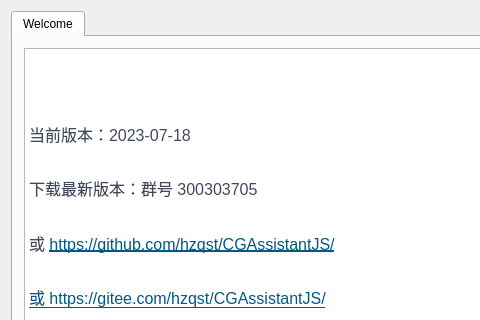
The window that CGAssistant/mainwindow.ui (hzqst/CGAssistant) describes before a commit, drawn with Qt 5; both pictures show x 0 to 480 and y 0 to 320 of the 750 by 500 pixel window.
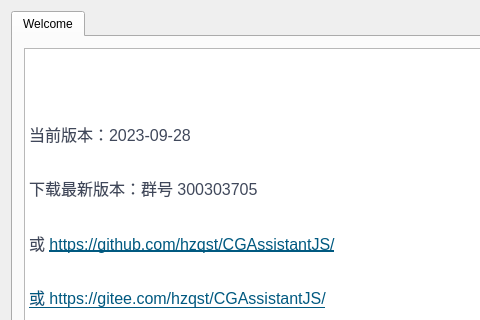
The same window after the commit. Icons and pictures are not drawn.

```diff
--- a/CGAssistant/mainwindow.ui
+++ b/CGAssistant/mainwindow.ui
@@ -68,12 +68,12 @@
             </property>
             <property name="html">
              <string>&lt;!DOCTYPE HTML PUBLIC &quot;-//W3C//DTD HTML 4.0//EN&quot; &quot;http://www.w3.org/TR/REC-html40/strict.dtd&quot;&gt;
-&lt;html&gt;&lt;head&gt;&lt;meta name=&quot;qrichtext&quot; content=&quot;1&quot; /&gt;&lt;meta charset=&quot;utf-8&quot; /&gt;&lt;style type=&quot;text/css&quot;&gt;
+&lt;html&gt;&lt;head&gt;&lt;meta name=&quot;qrichtext&quot; content=&quot;1&quot; /&gt;&lt;style type=&quot;text/css&quot;&gt;
 p, li { white-space: pre-wrap; }
-&lt;/style&gt;&lt;/head&gt;&lt;body style=&quot; font-family:'Microsoft YaHei UI'; font-size:9pt; font-weight:400; font-style:normal;&quot;&gt;
+&lt;/style&gt;&lt;/head&gt;&lt;body style=&quot; font-family:'SimSun'; font-size:9pt; font-weight:400; font-style:normal;&quot;&gt;
 &lt;p style=&quot; margin-top:0px; margin-bottom:0px; margin-left:0px; margin-right:0px; -qt-block-indent:0; text-indent:0px;&quot;&gt;&lt;img src=&quot;:/logo.png&quot; /&gt;&lt;/p&gt;
 &lt;p style=&quot;-qt-paragraph-type:empty; margin-top:0px; margin-bottom:16px; margin-left:0px; margin-right:0px; -qt-block-indent:0; text-indent:0px; line-height:160%; font-family:'-apple-system,BlinkMacSystemFont,Segoe UI,Helvetica,Arial,Apple Color Emoji,Segoe UI Emoji,Segoe UI Symbol,Liberation Sans,PingFang SC,Microsoft YaHei,Hiragino Sans GB,Wenquanyi Micro Hei,WenQuanYi Zen Hei,ST Heiti,SimHei,SimSun,WenQuanYi Zen Hei Sharp,sans-serif'; font-size:16px; color:#40485b; background-color:#ffffff;&quot;&gt;&lt;br /&gt;&lt;/p&gt;
-&lt;p style=&quot; margin-top:0px; margin-bottom:16px; margin-left:0px; margin-right:0px; -qt-block-indent:0; text-indent:0px; line-height:160%; background-color:#ffffff;&quot;&gt;&lt;span style=&quot; font-family:'-apple-system,BlinkMacSystemFont,Segoe UI,Helvetica,Arial,Apple Color Emoji,Segoe UI Emoji,Segoe UI Symbol,Liberation Sans,PingFang SC,Microsoft YaHei,Hiragino Sans GB,Wenquanyi Micro Hei,WenQuanYi Zen Hei,ST Heiti,SimHei,SimSun,WenQuanYi Zen Hei Sharp,sans-serif'; font-size:16px; color:#40485b; background-color:#ffffff;&quot;&gt;当前版本：2023-07-18&lt;/span&gt;&lt;/p&gt;
+&lt;p style=&quot; margin-top:0px; margin-bottom:16px; margin-left:0px; margin-right:0px; -qt-block-indent:0; text-indent:0px; line-height:160%; background-color:#ffffff;&quot;&gt;&lt;span style=&quot; font-family:'-apple-system,BlinkMacSystemFont,Segoe UI,Helvetica,Arial,Apple Color Emoji,Segoe UI Emoji,Segoe UI Symbol,Liberation Sans,PingFang SC,Microsoft YaHei,Hiragino Sans GB,Wenquanyi Micro Hei,WenQuanYi Zen Hei,ST Heiti,SimHei,SimSun,WenQuanYi Zen Hei Sharp,sans-serif'; font-size:16px; color:#40485b; background-color:#ffffff;&quot;&gt;当前版本：2023-09-28&lt;/span&gt;&lt;/p&gt;
 &lt;p style=&quot; margin-top:0px; margin-bottom:16px; margin-left:0px; margin-right:0px; -qt-block-indent:0; text-indent:0px; line-height:160%; background-color:#ffffff;&quot;&gt;&lt;span style=&quot; font-family:'-apple-system,BlinkMacSystemFont,Segoe UI,Helvetica,Arial,Apple Color Emoji,Segoe UI Emoji,Segoe UI Symbol,Liberation Sans,PingFang SC,Microsoft YaHei,Hiragino Sans GB,Wenquanyi Micro Hei,WenQuanYi Zen Hei,ST Heiti,SimHei,SimSun,WenQuanYi Zen Hei Sharp,sans-serif'; font-size:16px; color:#40485b; background-color:#ffffff;&quot;&gt;下载最新版本：群号 300303705&lt;/span&gt;&lt;/p&gt;
 &lt;p style=&quot; margin-top:0px; margin-bottom:16px; margin-left:0px; margin-right:0px; -qt-block-indent:0; text-indent:0px; line-height:160%; background-color:#ffffff;&quot;&gt;&lt;span style=&quot; font-family:'-apple-system,BlinkMacSystemFont,Segoe UI,Helvetica,Arial,Apple Color Emoji,Segoe UI Emoji,Segoe UI Symbol,Liberation Sans,PingFang SC,Microsoft YaHei,Hiragino Sans GB,Wenquanyi Micro Hei,WenQuanYi Zen Hei,ST Heiti,SimHei,SimSun,WenQuanYi Zen Hei Sharp,sans-serif'; font-size:16px; color:#40485b; background-color:#ffffff;&quot;&gt;或 &lt;/span&gt;&lt;a href=&quot;https://github.com/hzqst/CGAssistant/&quot;&gt;&lt;span style=&quot; font-family:'-apple-system,BlinkMacSystemFont,Segoe UI,Helvetica,Arial,Apple Color Emoji,Segoe UI Emoji,Segoe UI Symbol,Liberation Sans,PingFang SC,Microsoft YaHei,Hiragino Sans GB,Wenquanyi Micro Hei,WenQuanYi Zen Hei,ST Heiti,SimHei,SimSun,WenQuanYi Zen Hei Sharp,sans-serif'; font-size:16px; text-decoration: underline; color:#005980; background-color:transparent;&quot;&gt;https://github.com/hzqst/CGAssistantJS/&lt;/span&gt;&lt;/a&gt;&lt;/p&gt;
 &lt;p style=&quot; margin-top:0px; margin-bottom:16px; margin-left:0px; margin-right:0px; -qt-block-indent:0; text-indent:0px; line-height:160%; background-color:#ffffff;&quot;&gt;&lt;a href=&quot;https://github.com/hzqst/CGAssistantJS/issues&quot;&gt;&lt;span style=&quot; font-family:'-apple-system,BlinkMacSystemFont,Segoe UI,Helvetica,Arial,Apple Color Emoji,Segoe UI Emoji,Segoe UI Symbol,Liberation Sans,PingFang SC,Microsoft YaHei,Hiragino Sans GB,Wenquanyi Micro Hei,WenQuanYi Zen Hei,ST Heiti,SimHei,SimSun,WenQuanYi Zen Hei Sharp,sans-serif'; font-size:16px; text-decoration: underline; color:#005980; background-color:transparent;&quot;&gt;或 &lt;/span&gt;&lt;/a&gt;&lt;a href=&quot;https://github.com/hzqst/CGAssistant/&quot;&gt;&lt;span style=&quot; font-family:'-apple-system,BlinkMacSystemFont,Segoe UI,Helvetica,Arial,Apple Color Emoji,Segoe UI Emoji,Segoe UI Symbol,Liberation Sans,PingFang SC,Microsoft YaHei,Hiragino Sans GB,Wenquanyi Micro Hei,WenQuanYi Zen Hei,ST Heiti,SimHei,SimSun,WenQuanYi Zen Hei Sharp,sans-serif'; font-size:16px; text-decoration: underline; color:#005980; background-color:transparent;&quot;&gt;https://gitee.com/hzqst/CGAssistantJS/&lt;/span&gt;&lt;/a&gt;&lt;/p&gt;&lt;/body&gt;&lt;/html&gt;</string>
```
